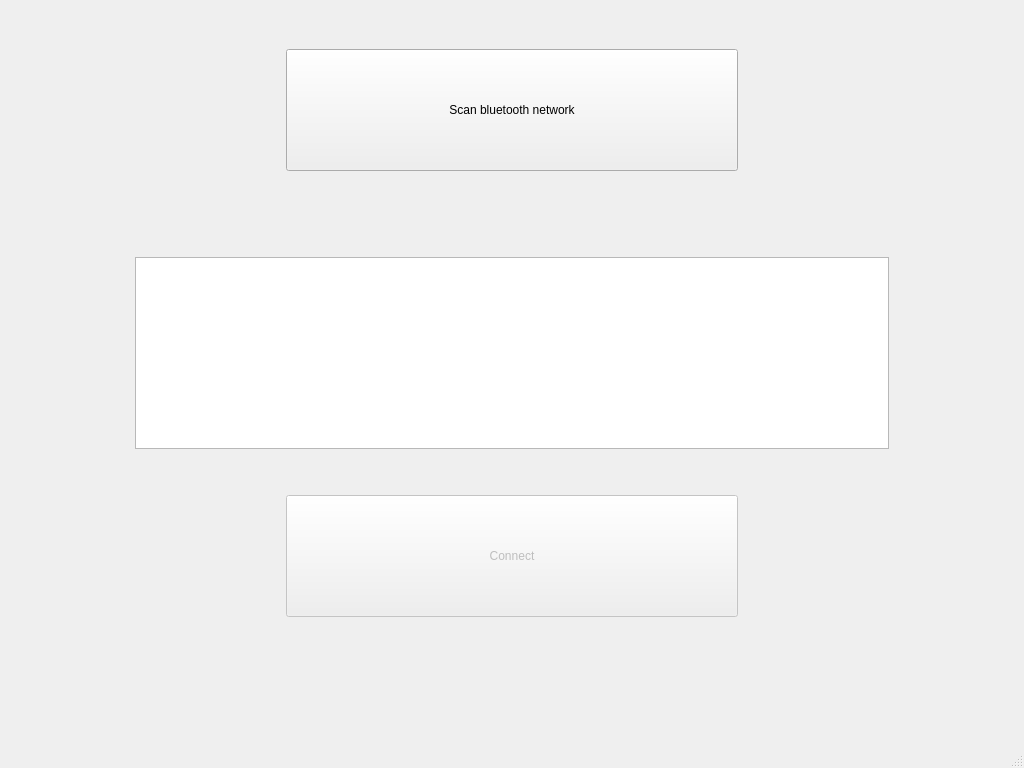
The window that blue-app/ui/MainWindow.ui (matus-u/sz-bluetooth) describes before a commit, drawn with Qt 5.
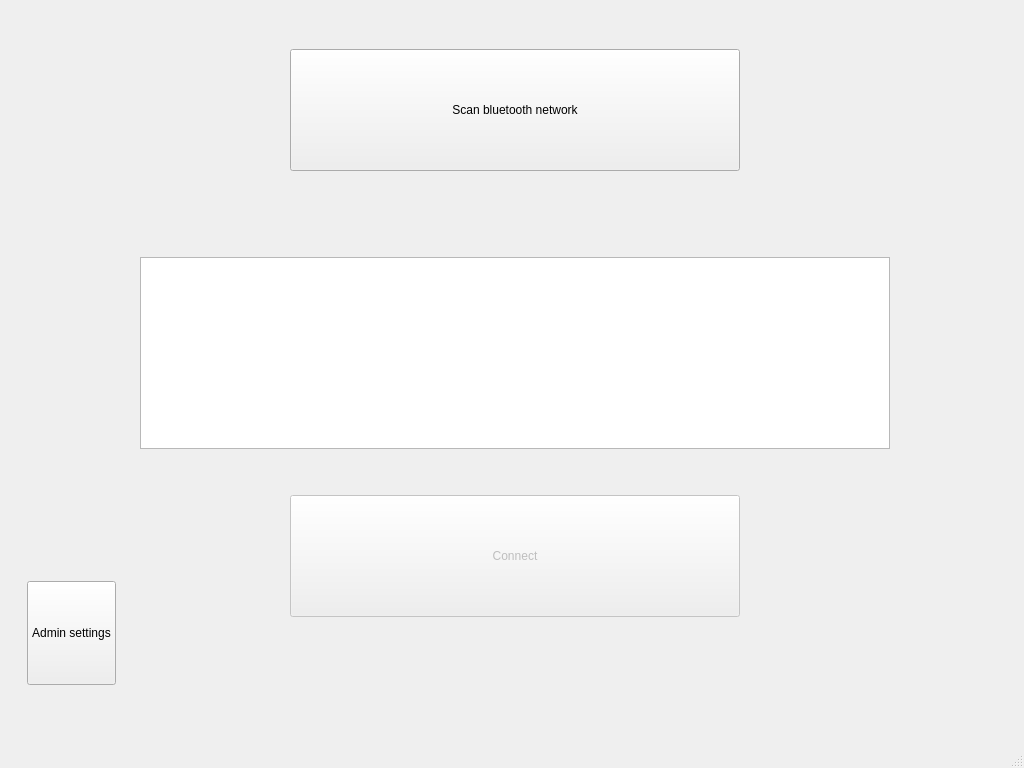
The same window after the commit.

```diff
--- a/blue-app/ui/MainWindow.ui
+++ b/blue-app/ui/MainWindow.ui
@@ -16,6 +16,8 @@
   <widget class="QWidget" name="centralwidget">
    <layout class="QHBoxLayout" name="horizontalLayout_3" stretch="1,6,1">
     <item>
+     <layout class="QVBoxLayout" name="verticalLayout_3" stretch="1,10,2,1">
+      <item>
      <spacer name="horizontalSpacer_5">
       <property name="orientation">
        <enum>Qt::Horizontal</enum>
@@ -27,6 +29,77 @@
        </size>
       </property>
      </spacer>
+      </item>
+      <item>
+       <spacer name="verticalSpacer_8">
+        <property name="orientation">
+         <enum>Qt::Vertical</enum>
+        </property>
+        <property name="sizeHint" stdset="0">
+         <size>
+          <width>20</width>
+          <height>40</height>
+         </size>
+        </property>
+       </spacer>
+      </item>
+      <item>
+       <layout class="QHBoxLayout" name="horizontalLayout_5" stretch="1,5,1">
+        <item>
+         <spacer name="horizontalSpacer_7">
+          <property name="orientation">
+           <enum>Qt::Horizontal</enum>
+          </property>
+          <property name="sizeHint" stdset="0">
+           <size>
+            <width>40</width>
+            <height>20</height>
+           </size>
+          </property>
+         </spacer>
+        </item>
+        <item>
+         <widget class="QPushButton" name="adminSettingsButton">
+          <property name="sizePolicy">
+           <sizepolicy hsizetype="Minimum" vsizetype="Minimum">
+            <horstretch>0</horstretch>
+            <verstretch>0</verstretch>
+           </sizepolicy>
+          </property>
+          <property name="text">
+           <string>Admin settings</string>
+          </property>
+         </widget>
+        </item>
+        <item>
+         <spacer name="horizontalSpacer_8">
+          <property name="orientation">
+           <enum>Qt::Horizontal</enum>
+          </property>
+          <property name="sizeHint" stdset="0">
+           <size>
+            <width>40</width>
+            <height>20</height>
+           </size>
+          </property>
+         </spacer>
+        </item>
+       </layout>
+      </item>
+      <item>
+       <spacer name="verticalSpacer_7">
+        <property name="orientation">
+         <enum>Qt::Vertical</enum>
+        </property>
+        <property name="sizeHint" stdset="0">
+         <size>
+          <width>20</width>
+          <height>40</height>
+         </size>
+        </property>
+       </spacer>
+      </item>
+     </layout>
     </item>
     <item>
      <layout class="QVBoxLayout" name="verticalLayout" stretch="1,3,0,1,0,1,3,0,0,0,1">
```
Lines whose indentation alone changed are shown as unchanged.
